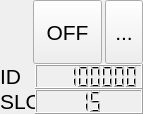
Before: the Qt Designer form bank-view/frontslot.ui in smandyscom/front-base-widget, drawn with Qt 5.
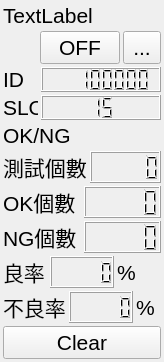
After: the same form once the commit is applied.

The edit to the form file:
```diff
--- a/bank-view/frontslot.ui
+++ b/bank-view/frontslot.ui
@@ -6,8 +6,8 @@
    <rect>
     <x>0</x>
     <y>0</y>
-    <width>143</width>
-    <height>114</height>
+    <width>164</width>
+    <height>297</height>
    </rect>
   </property>
   <property name="sizePolicy">
@@ -27,26 +27,164 @@
   <property name="styleSheet">
    <string notr="true">border-color: rgb(0, 0, 0);</string>
   </property>
-  <widget class="QWidget" name="layoutWidget">
-   <property name="geometry">
-    <rect>
-     <x>0</x>
-     <y>0</y>
-     <width>143</width>
-     <height>114</height>
-    </rect>
+  <layout class="QGridLayout" name="gridLayout_10">
+   <property name="leftMargin">
+    <number>3</number>
    </property>
-   <layout class="QVBoxLayout" name="verticalLayout">
+   <property name="topMargin">
+    <number>3</number>
+   </property>
+   <property name="rightMargin">
+    <number>3</number>
+   </property>
+   <property name="bottomMargin">
+    <number>3</number>
+   </property>
     <property name="spacing">
-     <number>0</number>
-    </property>
-    <item>
-     <layout class="QHBoxLayout" name="horizontalLayout_3">
+    <number>3</number>
+   </property>
+   <item row="1" column="0">
+    <layout class="QGridLayout" name="gridLayout_2">
       <property name="spacing">
        <number>3</number>
       </property>
-      <item>
+     <item row="5" column="0">
+      <layout class="QGridLayout" name="gridLayout_6">
+       <item row="0" column="0">
+        <widget class="QLabel" name="label">
+         <property name="text">
+          <string>OK個數</string>
+         </property>
+        </widget>
+       </item>
+       <item row="0" column="1">
+        <widget class="QLCDNumber" name="lcdNumber"/>
+       </item>
+      </layout>
+     </item>
+     <item row="4" column="0">
+      <layout class="QGridLayout" name="gridLayout_3">
+       <item row="0" column="0">
+        <widget class="QLabel" name="label_7">
+         <property name="text">
+          <string>測試個數</string>
+         </property>
+        </widget>
+       </item>
+       <item row="0" column="1">
+        <widget class="QLCDNumber" name="lcdNumber_5"/>
+       </item>
+      </layout>
+     </item>
+     <item row="8" column="0">
+      <layout class="QGridLayout" name="gridLayout_9">
+       <item row="0" column="0">
+        <widget class="QLabel" name="label_5">
+         <property name="text">
+          <string>不良率</string>
+         </property>
+        </widget>
+       </item>
+       <item row="0" column="1">
+        <widget class="QLCDNumber" name="lcdNumber_4"/>
+       </item>
+       <item row="0" column="2">
+        <widget class="QLabel" name="label_6">
+         <property name="text">
+          <string>%</string>
+         </property>
+        </widget>
+       </item>
+      </layout>
+     </item>
+     <item row="1" column="0">
+      <layout class="QGridLayout" name="gridLayout_4">
+       <item row="0" column="0">
+        <widget class="QLabel" name="labelID">
+         <property name="sizePolicy">
+          <sizepolicy hsizetype="Preferred" vsizetype="Preferred">
+           <horstretch>0</horstretch>
+           <verstretch>0</verstretch>
+          </sizepolicy>
+         </property>
+         <property name="maximumSize">
+          <size>
+           <width>35</width>
+           <height>16777215</height>
+          </size>
+         </property>
+         <property name="text">
+          <string>ID</string>
+         </property>
+        </widget>
+       </item>
+       <item row="0" column="1">
+        <widget class="QLCDNumber" name="lcdNumberID">
+         <property name="sizePolicy">
+          <sizepolicy hsizetype="Preferred" vsizetype="Preferred">
+           <horstretch>0</horstretch>
+           <verstretch>0</verstretch>
+          </sizepolicy>
+         </property>
+         <property name="digitCount">
+          <number>8</number>
+         </property>
+         <property name="intValue" stdset="0">
+          <number>12345678</number>
+         </property>
+        </widget>
+       </item>
+      </layout>
+     </item>
+     <item row="2" column="0">
+      <layout class="QGridLayout" name="gridLayout_5">
+       <item row="0" column="0">
+        <widget class="QLabel" name="labelSlot">
+         <property name="sizePolicy">
+          <sizepolicy hsizetype="Preferred" vsizetype="Preferred">
+           <horstretch>0</horstretch>
+           <verstretch>0</verstretch>
+          </sizepolicy>
+         </property>
+         <property name="maximumSize">
+          <size>
+           <width>35</width>
+           <height>16777215</height>
+          </size>
+         </property>
+         <property name="text">
+          <string>SLOT</string>
+         </property>
+        </widget>
+       </item>
+       <item row="0" column="1">
+        <widget class="QLCDNumber" name="lcdNumberSlot">
+         <property name="sizePolicy">
+          <sizepolicy hsizetype="Preferred" vsizetype="Preferred">
+           <horstretch>0</horstretch>
+           <verstretch>0</verstretch>
+          </sizepolicy>
+         </property>
+         <property name="digitCount">
+          <number>2</number>
+         </property>
+         <property name="intValue" stdset="0">
+          <number>15</number>
+         </property>
+        </widget>
+       </item>
+      </layout>
+     </item>
+     <item row="0" column="0">
+      <layout class="QGridLayout" name="gridLayout">
+       <item row="0" column="0">
        <widget class="QLabel" name="labelIsValid">
+         <property name="sizePolicy">
+          <sizepolicy hsizetype="Preferred" vsizetype="Preferred">
+           <horstretch>0</horstretch>
+           <verstretch>0</verstretch>
+          </sizepolicy>
+         </property>
         <property name="minimumSize">
          <size>
           <width>30</width>
@@ -61,10 +199,10 @@
         </property>
        </widget>
       </item>
-      <item>
+       <item row="0" column="1">
        <widget class="QPushButton" name="pushButtonMaterialOverrideOff">
         <property name="sizePolicy">
-         <sizepolicy hsizetype="Minimum" vsizetype="Expanding">
+          <sizepolicy hsizetype="Preferred" vsizetype="Preferred">
           <horstretch>0</horstretch>
           <verstretch>0</verstretch>
          </sizepolicy>
@@ -74,10 +212,10 @@
         </property>
        </widget>
       </item>
-      <item>
+       <item row="0" column="2">
        <widget class="QToolButton" name="toolButtonDialog">
         <property name="sizePolicy">
-         <sizepolicy hsizetype="Fixed" vsizetype="Expanding">
+          <sizepolicy hsizetype="Preferred" vsizetype="Preferred">
           <horstretch>0</horstretch>
           <verstretch>0</verstretch>
          </sizepolicy>
@@ -89,74 +227,65 @@
       </item>
      </layout>
     </item>
-    <item>
-     <layout class="QHBoxLayout" name="horizontalLayout">
-      <item>
-       <widget class="QLabel" name="labelID">
-        <property name="sizePolicy">
-         <sizepolicy hsizetype="Fixed" vsizetype="Fixed">
-          <horstretch>0</horstretch>
-          <verstretch>0</verstretch>
-         </sizepolicy>
-        </property>
-        <property name="maximumSize">
-         <size>
-          <width>35</width>
-          <height>16777215</height>
-         </size>
-        </property>
+     <item row="3" column="0">
+      <widget class="QLabel" name="labelOKNG">
         <property name="text">
-         <string>ID</string>
+        <string>OK/NG</string>
         </property>
        </widget>
       </item>
-      <item>
-       <widget class="QLCDNumber" name="lcdNumberID">
-        <property name="digitCount">
-         <number>8</number>
-        </property>
-        <property name="intValue" stdset="0">
-         <number>12345678</number>
-        </property>
-       </widget>
-      </item>
-     </layout>
-    </item>
-    <item>
-     <layout class="QHBoxLayout" name="horizontalLayout_2">
-      <item>
-       <widget class="QLabel" name="labelSlot">
-        <property name="sizePolicy">
-         <sizepolicy hsizetype="Fixed" vsizetype="Fixed">
-          <horstretch>0</horstretch>
-          <verstretch>0</verstretch>
-         </sizepolicy>
-        </property>
-        <property name="maximumSize">
-         <size>
-          <width>35</width>
-          <height>16777215</height>
-         </size>
-        </property>
+     <item row="6" column="0">
+      <layout class="QGridLayout" name="gridLayout_7">
+       <item row="0" column="0">
+        <widget class="QLabel" name="label_3">
+         <property name="text">
+          <string>NG個數</string>
+         </property>
+        </widget>
+       </item>
+       <item row="0" column="1">
+        <widget class="QLCDNumber" name="lcdNumber_2"/>
+       </item>
+      </layout>
+     </item>
+     <item row="7" column="0">
+      <layout class="QGridLayout" name="gridLayout_8">
+       <item row="0" column="0">
+        <widget class="QLabel" name="label_4">
         <property name="text">
-         <string>SLOT</string>
+          <string>良率</string>
         </property>
        </widget>
       </item>
-      <item>
-       <widget class="QLCDNumber" name="lcdNumberSlot">
-        <property name="digitCount">
-         <number>2</number>
-        </property>
-        <property name="intValue" stdset="0">
-         <number>15</number>
-        </property>
+       <item row="0" column="1">
+        <widget class="QLCDNumber" name="lcdNumber_3"/>
+       </item>
+       <item row="0" column="2">
+        <widget class="QLabel" name="label_2">
+         <property name="text">
+          <string>%</string>
+         </property>
        </widget>
       </item>
      </layout>
     </item>
-   </layout>
-  </widget>
+     <item row="9" column="0">
+      <widget class="QPushButton" name="pushButton">
+       <property name="text">
+        <string>Clear</string>
+       </property>
+      </widget>
+     </item>
+    </layout>
+   </item>
+   <item row="0" column="0">
+    <widget class="QLabel" name="labelName">
+     <property name="text">
+      <string>TextLabel</string>
+     </property>
+    </widget>
+   </item>
+  </layout>
  </widget>
  <resources/>
  <connections/>
```
Lines whose indentation alone changed are shown as unchanged.
